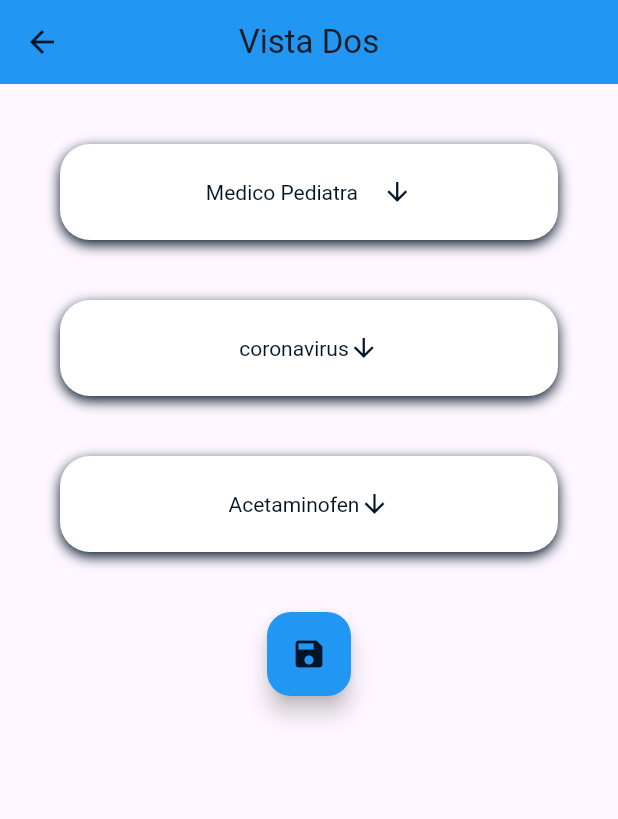
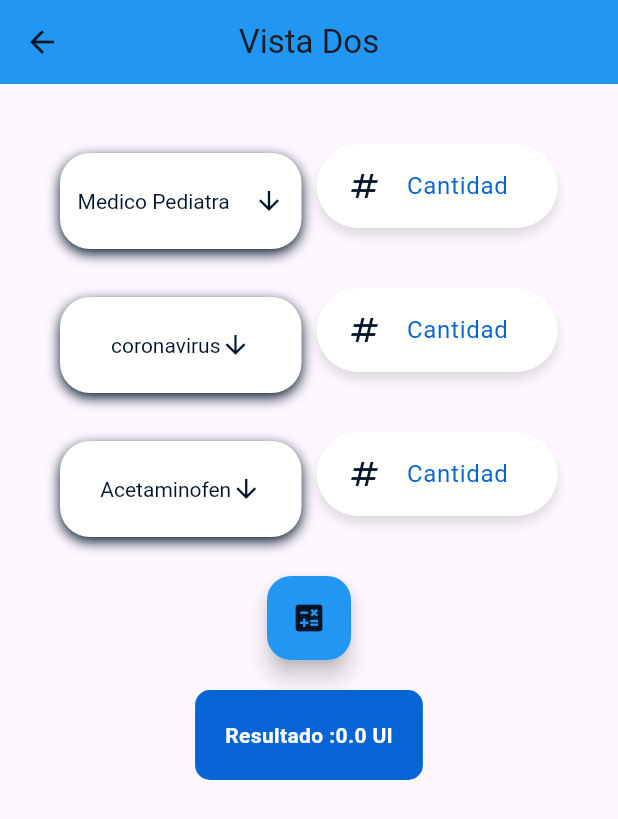
Before and after one commit to Martin-Munive/Control-insulinas, a Flutter app: the VistaDosPages screen opened by its route, on a phone screen of 412 x 824 dp. Shown: the top 819 px of the screen. Run offline on Flutter 3.47's test engine with Material 3 defaults, Android fonts, the phone set to English and light mode, and no system bars.

Commit message:
UI/UX terminada por ahora

```diff
--- a/lib/pages/opciones_pages.dart
+++ b/lib/pages/opciones_pages.dart
@@ -1,5 +1,4 @@
 import 'package:cardiones/pages/pages.dart';
-import 'package:cardiones/providers/providers.dart';
 import 'package:cardiones/widgets/widgets.dart';
 import 'package:flutter/material.dart';
 
@@ -43,9 +42,9 @@ class OpcionesPages extends StatelessWidget {
                       nombre: 'Nice-Sugar',
                       child: VistaTresPages()),
                   ButtonNavigationIcon(
-                      icon: Icons.medical_information_rounded,
+                      icon: Icons.list_alt_rounded,
                       hero: '4',
-                      nombre: 'No sabemos',
+                      nombre: 'Referencias',
                       child: VistaCuatroPages()),
                 ],
               )
--- a/lib/pages/pages.dart
+++ b/lib/pages/pages.dart
@@ -1,5 +1,5 @@
+export 'package:cardiones/pages/vista_tres_pages.dart';
+export 'package:cardiones/pages/vista_uno_pages.dart';
 export 'package:cardiones/pages/vista_cuatro_pages.dart';
-export 'package:cardiones/pages/vista_tres_pages.dart';
 export 'package:cardiones/pages/vista_dos_pages.dart';
-export 'package:cardiones/pages/vista_uno_pages.dart';
 export 'package:cardiones/pages/opciones_pages.dart';
--- a/lib/pages/vista_dos_pages.dart
+++ b/lib/pages/vista_dos_pages.dart
@@ -61,37 +61,127 @@ class _formVista2 extends StatefulWidget {
 }
 
 class __formVista2State extends State<_formVista2> {
-  String dropdownValue = items.first;
+  String selectedMedico = items.first;
+  String selectedEnfermedad = enfermedad.first;
+  String selectedMedicamento = medicamento.first;
+  final cantidadtextController1 = TextEditingController();
+  final cantidadtextController2 = TextEditingController();
+  final cantidadtextController3 = TextEditingController();
   @override
   Widget build(BuildContext context) {
     return Container(
       padding: const EdgeInsets.symmetric(horizontal: 20),
       child: SingleChildScrollView(
-        child: Column(
-          spacing: 40,
+        child: listaDeOpciones(),
+      ),
+    );
+  }
+
+  Column listaDeOpciones() {
+    return Column(
+      spacing: 20,
       children: [
-            DropdownbuttonWidget(
+        Row(
+          spacing: 10,
+          mainAxisAlignment: MainAxisAlignment.spaceBetween,
+          children: [
+            Expanded(
+              child: DropdownbuttonWidget(
                 items: items,
+                onChanged: (String value) {
+                  setState(() {
+                    selectedMedico = value;
+                  });
+                },
               ),
-            DropdownbuttonWidget(
+            ),
+            Expanded(
+              child: CustonInput(
+                  icon: Icons.numbers,
+                  placeholder: 'Cantidad',
+                  textController: cantidadtextController1,
+                  hintText: 'Cantidad',
+                  keyboardType: TextInputType.number),
+            ),
+          ],
+        ),
+        Row(
+          spacing: 10,
+          mainAxisAlignment: MainAxisAlignment.spaceBetween,
+          children: [
+            Expanded(
+              child: DropdownbuttonWidget(
                 items: enfermedad,
+                onChanged: (String value) {
+                  setState(() {
+                    selectedEnfermedad = value;
+                  });
+                },
               ),
-            DropdownbuttonWidget(
+            ),
+            Expanded(
+              child: CustonInput(
+                  icon: Icons.numbers,
+                  placeholder: 'Cantidad',
+                  textController: cantidadtextController2,
+                  hintText: 'Cantidad',
+                  keyboardType: TextInputType.number),
+            ),
+          ],
+        ),
+        Row(
+          spacing: 10,
+          mainAxisAlignment: MainAxisAlignment.spaceBetween,
+          children: [
+            Expanded(
+              child: DropdownbuttonWidget(
                 items: medicamento,
+                onChanged: (String value) {
+                  setState(() {
+                    selectedMedicamento = value;
+                  });
+                },
               ),
-            FloatingActionButton(
+            ),
+            Expanded(
+              child: CustonInput(
+                  icon: Icons.numbers,
+                  placeholder: 'Cantidad',
+                  textController: cantidadtextController3,
+                  hintText: 'Cantidad',
+                  keyboardType: TextInputType.number),
+            ),
+          ],
+        ),
+        calcularCarbohidratos(),
+        Container(
+          padding: EdgeInsets.all(20),
+          decoration: BoxDecoration(
+            color: ColorExacto.colorFondoAzul,
+            borderRadius: BorderRadius.circular(10),
+          ),
+          child: Text(
+            'Resultado :0.0 UI',
+            style: TextStyle(
+                color: Colors.white, fontWeight: FontWeight.bold, fontSize: 14),
+          ),
+        )
+      ],
+    );
+  }
+
+  FloatingActionButton calcularCarbohidratos() {
+    return FloatingActionButton(
       onPressed: () {
-                print('guardar');
+        print("Médico seleccionado: $selectedMedico");
+        print("Enfermedad seleccionada: $selectedEnfermedad");
+        print("Medicamento seleccionado: $selectedMedicamento");
       },
       child: Icon(
-                Icons.save,
+        Icons.calculate,
         color: ColorExacto.colornnegroLetras,
       ),
       backgroundColor: Colors.blue,
-            )
-          ],
-        ),
-      ),
     );
   }
 }
```
Also changed, not shown: lib/pages/vista_tres_pages.dart (+31 -26 lines), lib/pages/vista_uno_pages.dart (+20 -8 lines), lib/widgets/dropdownbutton_widget.dart (+6 -5 lines), 4 other files. Lines whose indentation alone changed are shown as unchanged.
